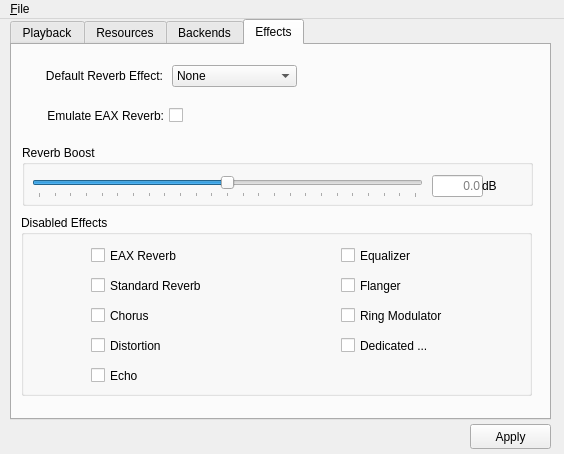
First picture: the form in utils/alsoft-config/mainwindow.ui, repository kcat/openal-soft, before the edit.
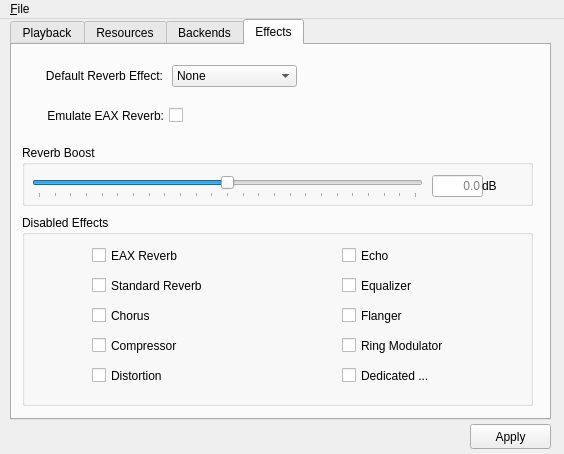
Second picture: the form after the edit. The open tabs and pages were chosen to show the change. Icons and pictures are not drawn.

Commit message:
Update alsoft-config
Adds Compressor effect and SSE 4.1 for exclusion, and alters the HRTF tables
tooltip to refer the the default data sets instead of the built-in set.

What changed in the file:
```diff
--- a/utils/alsoft-config/mainwindow.ui
+++ b/utils/alsoft-config/mainwindow.ui
@@ -1011,10 +1011,10 @@
      <widget class="QGroupBox" name="groupBox_5">
       <property name="geometry">
        <rect>
-        <x>9</x>
+        <x>10</x>
         <y>170</y>
         <width>511</width>
-        <height>181</height>
+        <height>191</height>
        </rect>
       </property>
       <property name="toolTip">
@@ -1068,7 +1068,7 @@
        <property name="geometry">
         <rect>
          <x>70</x>
-         <y>120</y>
+         <y>150</y>
          <width>131</width>
          <height>21</height>
         </rect>
@@ -1080,8 +1080,8 @@
       <widget class="QCheckBox" name="disableEchoCheck">
        <property name="geometry">
         <rect>
-         <x>70</x>
-         <y>150</y>
+         <x>320</x>
+         <y>30</y>
          <width>131</width>
          <height>21</height>
         </rect>
@@ -1094,7 +1094,7 @@
        <property name="geometry">
         <rect>
          <x>320</x>
-         <y>30</y>
+         <y>60</y>
          <width>131</width>
          <height>21</height>
         </rect>
@@ -1107,7 +1107,7 @@
        <property name="geometry">
         <rect>
          <x>320</x>
-         <y>60</y>
+         <y>90</y>
          <width>131</width>
          <height>21</height>
         </rect>
@@ -1120,7 +1120,7 @@
        <property name="geometry">
         <rect>
          <x>320</x>
-         <y>90</y>
+         <y>120</y>
          <width>131</width>
          <height>21</height>
         </rect>
@@ -1133,7 +1133,7 @@
        <property name="geometry">
         <rect>
          <x>320</x>
-         <y>120</y>
+         <y>150</y>
          <width>131</width>
          <height>21</height>
         </rect>
@@ -1146,6 +1146,19 @@
         <string>Dedicated ...</string>
        </property>
       </widget>
+      <widget class="QCheckBox" name="disableCompressorCheck">
+       <property name="geometry">
+        <rect>
+         <x>70</x>
+         <y>120</y>
+         <width>111</width>
+         <height>21</height>
+        </rect>
+       </property>
+       <property name="text">
+        <string>Compressor</string>
+       </property>
+      </widget>
      </widget>
      <widget class="QLabel" name="label_13">
       <property name="geometry">
```
Left out of the diff: 41 changed lines with no effect on the pictures. The commit also changes 1 other file.
